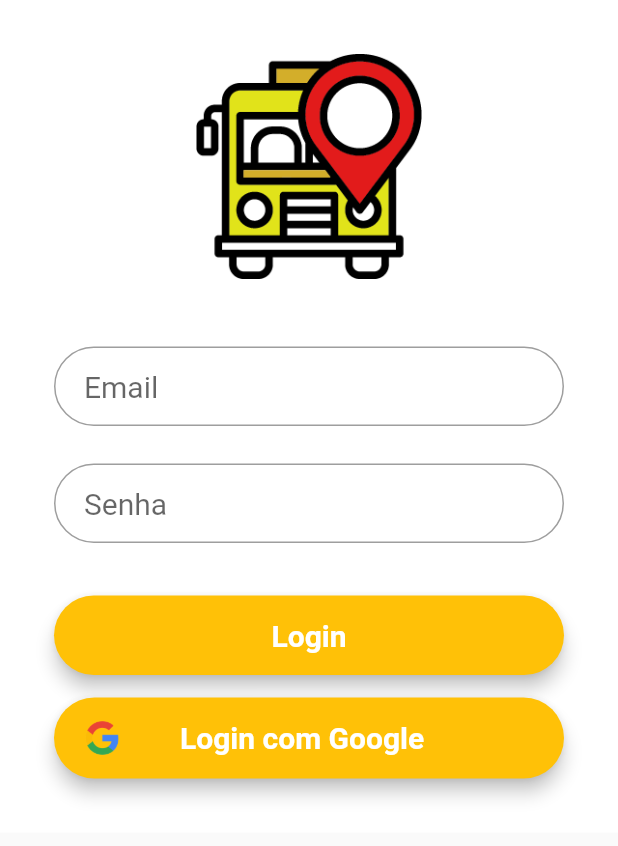
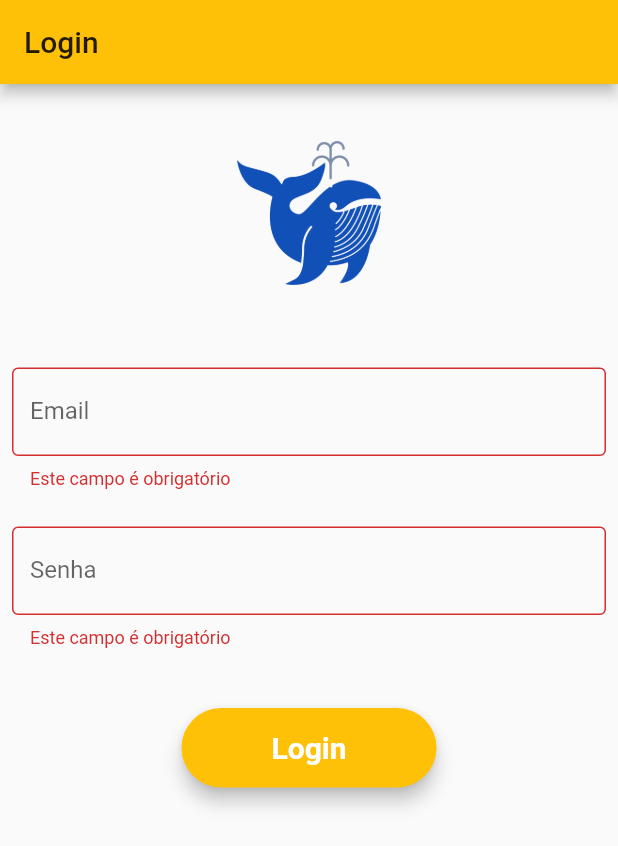
Before and after one commit to Gush-Tecnologia/gushTech, a Flutter app: the screen it shows after launch, on a phone screen of 412 x 824 dp. Shown: the top 846 px of the screen. Run offline on Flutter 3.47's test engine with Material 2 defaults, Android fonts, the phone set to English and light mode, and no system bars; our stand-ins replace cloud_firestore, firebase_auth, flutter_mobx, google_sign_in, mobx; accounts and stored records are empty; generated files the repository leaves out were written again; Roboto replaces fonts that are missing (Montserrat).

Commit message:
update de controllers + login

```diff
--- a/lib/main.dart
+++ b/lib/main.dart
@@ -1,8 +1,10 @@
 import 'package:flutter/material.dart';
 import 'package:provider/provider.dart';
+import 'package:redi_app/views/login.dart';
+import 'package:redi_app/views/login_page.dart';
+import 'controllers/controller_agente_de_campo.dart';
+import 'controllers/controller_login.dart';
 
-import 'controller_facade.dart';
-import 'views/login_page.dart';
 
 
 void main() {
@@ -14,18 +16,21 @@ class MyApp  extends StatelessWidget {
   Widget build(BuildContext context) {
     return MultiProvider(
       providers: [
-        Provider<Controller>(
-          create: (_) => Controller(),
-          dispose: (_,controller) => controller.displose,
+        Provider<AgenteDeCampoController>(
+          create: (_) => AgenteDeCampoController(),
+          dispose: (_,controller) => controller.dispose,
+        ),
+        Provider<LoginController>(
+          create: (_) => LoginController(),
+          dispose: (_,controller) => controller.dispose,
         )
       ],
       child:MaterialApp(
-    title: 'Navigation Basics',
-    debugShowCheckedModeBanner: false,
-    theme: ThemeData(primarySwatch: Colors.amber),
-    home: LoginPage(),
-  )
-
-      );
+        title: 'Navigation Basics',
+        debugShowCheckedModeBanner: false,
+        theme: ThemeData(primarySwatch: Colors.amber),
+        home: Login(),
+      )
+    );
   }
 }
--- a/lib/views/home_page.dart
+++ b/lib/views/home_page.dart
@@ -1,7 +1,6 @@
 import 'package:flutter/material.dart';
 import 'package:provider/provider.dart';
-import 'package:redi_app/services/firebase_manager.dart';
-import 'package:redi_app/services/server_manager.dart';
+import 'package:redi_app/controllers/controller_agente_de_campo.dart';
 import 'package:redi_app/views/cadastros/page_cadastro_agente_de_campo.dart';
 import 'package:redi_app/views/cadastros/page_cadastro_aluno.dart';
 import 'package:redi_app/views/cadastros/page_cadastro_escola.dart';
@@ -10,14 +9,13 @@ import 'package:redi_app/views/cadastros/page_cadastro_motorista.dart';
 import 'package:redi_app/views/cadastros/page_cadastro_rota.dart';
 import 'package:redi_app/views/cadastros/page_cadastro_veiculo.dart';
 
-import '../controller_facade.dart';
 
 class HomePage extends StatelessWidget {
 
 
   @override
   Widget build(BuildContext context) {
-    final controller = Provider.of<Controller>(context);
+    final controller = Provider.of<AgenteDeCampoController>(context);
     return body(context);
   }
 
--- /dev/null
+++ b/lib/views/login.dart
@@ -0,0 +1,27 @@
+import 'package:flutter/material.dart';
+import 'package:flutter_mobx/flutter_mobx.dart';
+import 'package:provider/provider.dart';
+import 'package:redi_app/views/login_body.dart';
+
+
+class Login extends StatefulWidget {
+  @override
+  _LoginState createState() => _LoginState();
+}
+
+class _LoginState extends State<Login> {
+  @override
+  Widget build(BuildContext context) {
+    return Scaffold(
+      appBar: AppBar(
+        title: Observer(
+          builder: (_) {
+            return Text("Login");
+          },
+        ),
+        backgroundColor: Colors.amber,
+      ),
+      body: LoginBody(),
+    );
+  }
+}
--- /dev/null
+++ b/lib/views/login_body.dart
@@ -0,0 +1,102 @@
+
+import 'package:flutter/material.dart';
+import 'package:flutter_mobx/flutter_mobx.dart';
+import 'package:provider/provider.dart';
+import 'package:redi_app/controllers/controller_login.dart';
+import 'package:redi_app/views/home_page.dart';
+
+class LoginBody extends StatelessWidget {
+
+  TextStyle style = TextStyle(fontFamily: 'Montserrat', fontSize: 20.0);
+
+  _textFild ({String labelText,onChanged,String Function() erroText}){
+
+    return TextField(
+      onChanged: onChanged,
+      decoration: InputDecoration(
+        border: OutlineInputBorder(),
+        //contentPadding: EdgeInsets.fromLTRB(22, 16, 32, 16),
+        labelText: labelText,
+        errorText: erroText == null ? null : erroText(),
+      ),
+    );
+  }
+
+  _materialButton({String labelText, onPressed, String Function() errorText}) {
+    return Material(
+      elevation: 5.0,
+      borderRadius: BorderRadius.circular(30.0),
+      color: Colors.amber,
+      child: MaterialButton(
+        //minWidth: MediaQuery.of(context).size.width,
+        padding: EdgeInsets.fromLTRB(60, 15.0, 60, 15.0),
+        onPressed: onPressed,
+        child: Text(labelText,
+            textAlign: TextAlign.center,
+            style: style.copyWith(
+                color: Colors.white, fontWeight: FontWeight.bold)),
+      ),
+    );
+  }
+
+  @override
+  Widget build(BuildContext context) {
+
+    final controller = Provider.of<LoginController>(context);
+
+    return SingleChildScrollView(
+      child: Padding(
+        padding: const EdgeInsets.all(8.0),
+        child: Column(
+          children: <Widget>[
+            Observer(
+              builder: (_){
+                return Padding(
+                  padding: const EdgeInsets.symmetric(vertical: 30,horizontal: 150),
+                  child: Image.asset('assets/gush_icon.png'),
+
+                );
+              },
+            ),
+            SizedBox(height: 25,),
+            Observer(
+              builder: (_){
+                return _textFild(
+                  onChanged: controller.mudarEmail,
+                  labelText: "Email",
+                  erroText: controller.validaEmail
+                );
+              },
+            ),
+            SizedBox(height: 25,),
+            Observer(
+              builder: (_){
+                return _textFild(
+                  onChanged: controller.mudarSenha,
+                  labelText: "Senha",
+                  erroText: controller.validaSenha
+                );
+              },
+            ),
+            SizedBox(height: 40,),
+            Observer(
+              builder: (_){
+                return _materialButton(
+                  labelText: "Login",
+                  onPressed: (){
+                    Navigator.push(
+                      _,
+                      MaterialPageRoute(
+                        builder: (_) => HomePage(),
+                      )
+                    );
+                  }
+                );
+              },
+            )
+          ],
+        ),
+      ),
+    );
+  }
+}
--- a/lib/views/login_page.dart
+++ b/lib/views/login_page.dart
@@ -1,12 +1,8 @@
-import 'package:firebase_auth/firebase_auth.dart';
 import 'package:flutter/material.dart';
-import 'package:provider/provider.dart';
-import 'package:redi_app/services/auth.dart';
 import 'package:redi_app/services/firebase_manager.dart';
 import 'package:redi_app/services/server_manager.dart';
 import 'package:redi_app/views/home_page.dart';
 
-import '../controller_facade.dart';
 
 class LoginPage extends StatelessWidget {
   String _loginWithServer(String email, String password) {
@@ -19,13 +15,16 @@ class LoginPage extends StatelessWidget {
 
   @override
   Widget build(BuildContext context) {
+
     TextStyle style = TextStyle(fontFamily: 'Montserrat', fontSize: 20.0);
-    final controller = Provider.of<Controller>(context);
-    final GlobalKey<ScaffoldState> _scaffoldKey =
-        new GlobalKey<ScaffoldState>();
-    final GlobalKey<FormState> _formKey = new GlobalKey<FormState>();
-    _LoginData _data = new _LoginData();
-    final AuthImpl _auth = new Auth();
+
+    //final GlobalKey<ScaffoldState> _scaffoldKey = new GlobalKey<ScaffoldState>();
+
+    //final GlobalKey<FormState> _formKey = new GlobalKey<FormState>();
+
+    //_LoginData _data = new _LoginData();
+
+    //final AuthImpl _auth = new Auth();
 
     final emailField = TextField(
       style: style,
@@ -74,8 +73,10 @@ class LoginPage extends StatelessWidget {
         minWidth: MediaQuery.of(context).size.width,
         padding: EdgeInsets.fromLTRB(20.0, 15.0, 20.0, 15.0),
         onPressed: () async {
-          _auth.googleSignIn().then((FirebaseUser user) => Navigator.push(
-              context, MaterialPageRoute(builder: (context) => HomePage())));
+
+          /*_auth.googleSignIn().then((FirebaseUser user) => Navigator.push(
+              context, MaterialPageRoute(builder: (context) => HomePage())));*/
+
         },
         child: Row(
           children: <Widget>[
```
Also changed, not shown: lib/controller_facade.dart (deleted, +0 -41 lines), lib/controllers/controller_agente_de_campo.dart (+9 -28 lines), lib/controllers/controller_login.dart (added, +37 -0 lines), lib/models/loginModel.dart (added, +20 -0 lines), lib/models/user.dart (deleted, +0 -18 lines), lib/views/cadastros/page_cadastro_agente_de_campo.dart (+19 -19 lines), lib/controller_facade.g.dart (deleted), lib/controllers/controller_agente_de_campo.g.dart, lib/controllers/controller_login.g.dart (added), lib/models/loginModel.g.dart.
